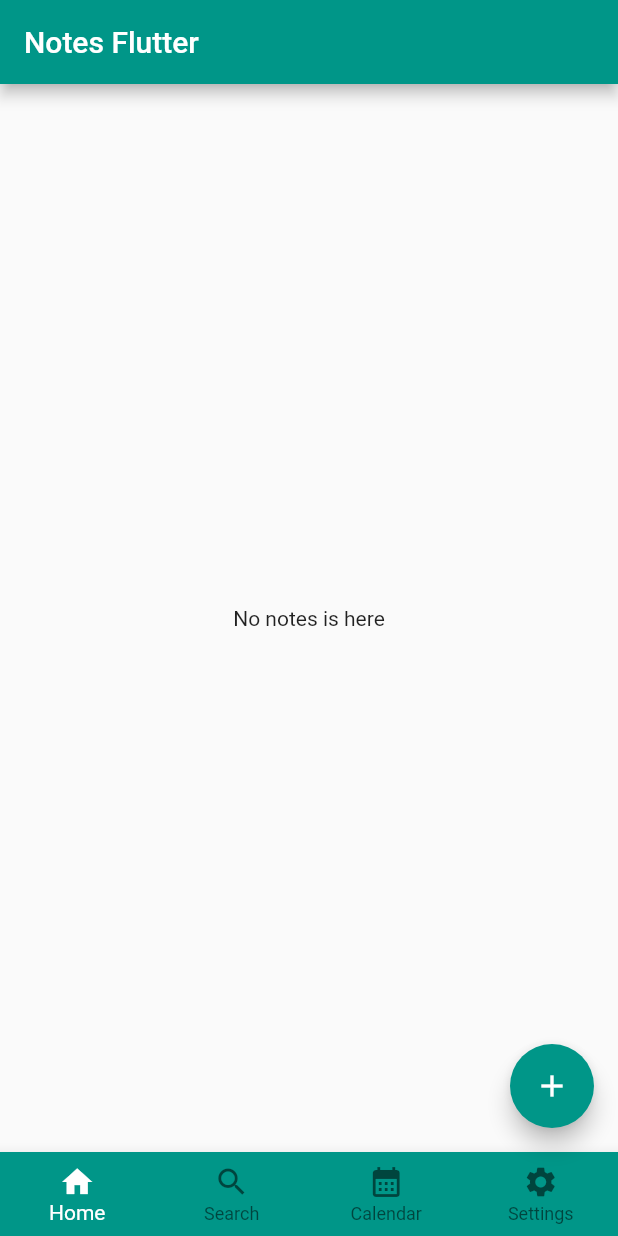
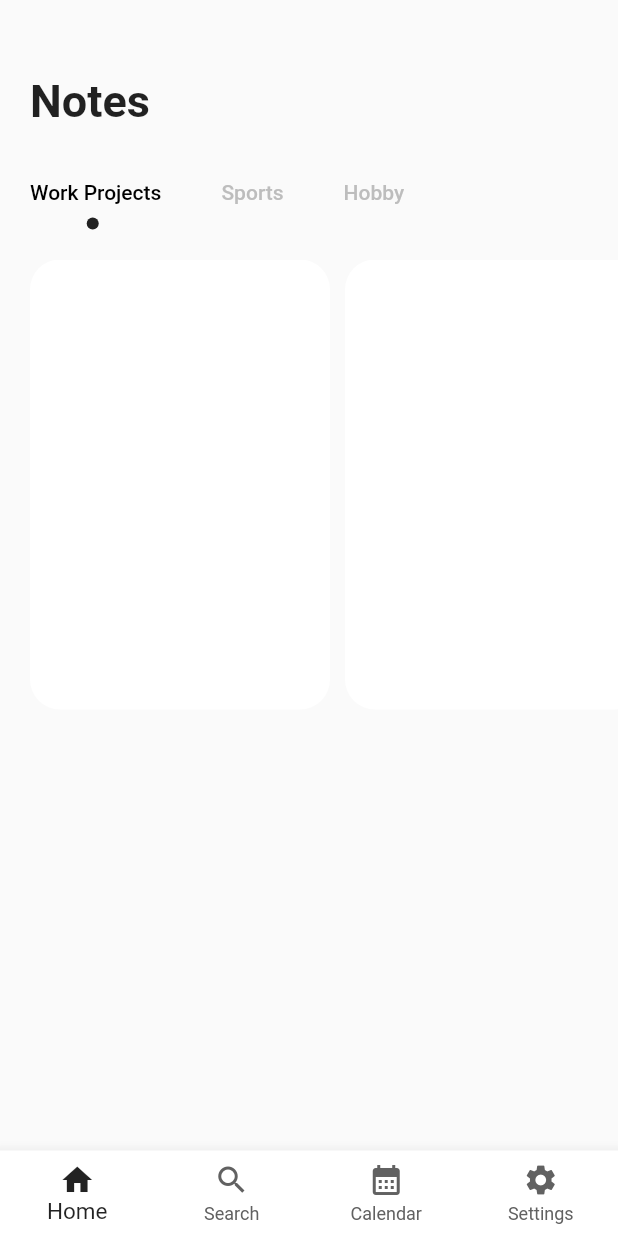
Before and after one commit to OwlDarlyn/flutter-notes, a Flutter app: the screen it shows after launch, on a phone screen of 412 x 824 dp. Run offline on Flutter 3.47's test engine with Material 2 defaults, Android fonts, the phone set to English and light mode, and no system bars.

Commit message:
add TabBar

```diff
--- a/lib/main.dart
+++ b/lib/main.dart
@@ -1,4 +1,5 @@
 import 'package:flutter/material.dart';
+import 'package:flutter_notes/widgets/bottom_nav.dart';
 import 'package:provider/provider.dart';
 
 import '../providers/note_collection.dart';
@@ -19,11 +20,11 @@ class MyApp extends StatelessWidget {
     return MaterialApp(
       title: 'Notes Futter',
       theme: ThemeData(
-        colorScheme: ColorScheme.fromSwatch(primarySwatch: Colors.teal),
-        appBarTheme: AppBarTheme(
-            backgroundColor: Colors.teal, foregroundColor: Colors.white),
+        colorScheme: ColorScheme.fromSwatch().copyWith(primary: Colors.black87),
+        // appBarTheme: AppBarTheme(
+        //     backgroundColor: Colors.teal, foregroundColor: Colors.white),
       ),
-      home: HomeScreen(),
+      home: BottomNavBar(),
     );
   }
 }
--- a/lib/models/note.dart
+++ b/lib/models/note.dart
@@ -20,7 +20,7 @@ class Note {
   }
 
   int get words {
-    if (body.length == 0) {
+    if (body.isEmpty) {
       return 0;
     }
     return body.split(' ').length;
--- a/lib/screens/home_screen.dart
+++ b/lib/screens/home_screen.dart
@@ -1,99 +1,160 @@
 import 'package:flutter/material.dart';
-import 'package:flutter_notes/screens/note_screen.dart';
+
 import 'package:provider/provider.dart';
 import 'package:uuid/uuid.dart';
 
+import '../screens/note_screen.dart';
 import '../models/note.dart';
 import '../providers/note_collection.dart';
+import '../widgets/bottom_nav.dart';
 
-class HomeScreen extends StatelessWidget {
+class HomeScreen extends StatefulWidget {
+  @override
+  State<HomeScreen> createState() => _HomeScreenState();
+}
+
+class _HomeScreenState extends State<HomeScreen> with TickerProviderStateMixin {
   var uuid = new Uuid();
   var collection = NoteCollection();
 
   @override
   Widget build(BuildContext context) {
+    TabController _tabController = TabController(length: 3, vsync: this);
+
     return Scaffold(
-      appBar: AppBar(
-        title: Consumer<NoteCollection>(builder: (context, notes, child) {
-          if (notes.count == 0) {
-            return Text('Notes Flutter');
-          }
-          return Text('Notes (${notes.count})');
-        }),
-      ),
-      body: _buildNotesList(),
-      floatingActionButton: FloatingActionButton(
-        onPressed: () {
-          Note note = Note(
-            id: uuid.v4(),
-          );
-
-          Provider.of<NoteCollection>(context, listen: false).addNote(note);
-
-          Navigator.of(context).push(
-            MaterialPageRoute(
-              builder: (context) => NoteScreen(note: note),
+      body: Column(
+        children: [
+          const SizedBox(height: 30),
+          Container(
+            padding: const EdgeInsets.only(top: 20, left: 20),
+            alignment: Alignment.bottomLeft,
+            child: const Text(
+              'Notes',
+              style: TextStyle(
+                fontSize: 30,
+                fontWeight: FontWeight.bold,
+              ),
             ),
-          );
-
-          // debugPrint(note.id.toString());
-        },
-        child: Icon(Icons.add),
-      ),
-      bottomNavigationBar: BottomNavigationBar(
-        type: BottomNavigationBarType.fixed,
-        backgroundColor: Colors.teal,
-        selectedItemColor: Colors.white,
-        items: const <BottomNavigationBarItem>[
-          BottomNavigationBarItem(icon: Icon(Icons.home), label: 'Home'),
-          BottomNavigationBarItem(icon: Icon(Icons.search), label: 'Search'),
-          BottomNavigationBarItem(
-              icon: Icon(Icons.calendar_month), label: 'Calendar'),
-          BottomNavigationBarItem(
-              icon: Icon(Icons.settings), label: 'Settings'),
+          ),
+          const SizedBox(height: 20),
+          Container(
+            child: Align(
+              alignment: Alignment.centerLeft,
+              child: TabBar(
+                labelPadding: const EdgeInsets.only(left: 20, right: 20),
+                controller: _tabController,
+                labelColor: Colors.black,
+                unselectedLabelColor: Colors.grey[400],
+                isScrollable: true,
+                indicatorSize: TabBarIndicatorSize.label,
+                indicator: CircleTabIdicator(color: Colors.black87, radius: 4),
+                tabs: const [
+                  Tab(text: 'Work Projects'),
+                  Tab(text: 'Sports'),
+                  Tab(text: 'Hobby'),
+                ],
+              ),
+            ),
+          ),
+          const SizedBox(height: 20),
+          Container(
+            padding: const EdgeInsets.only(left: 20),
+            height: 300,
+            width: double.maxFinite,
+            child: TabBarView(
+              controller: _tabController,
+              children: [
+                ListView.builder(
+                  itemCount: 3,
+                  scrollDirection: Axis.horizontal,
+                  itemBuilder: (BuildContext context, int index) {
+                    return Container(
+                      margin: const EdgeInsets.only(right: 10),
+                      height: 300,
+                      width: 200,
+                      decoration: BoxDecoration(
+                        borderRadius: BorderRadius.circular(20),
+                        color: Colors.white,
+                      ),
+                    );
+                  },
+                ),
+                Tab(text: 'You'),
+                Tab(text: 'Bye'),
+              ],
+            ),
+          ),
         ],
-        onTap: (_) {},
       ),
     );
   }
+}
 
-  Widget _buildNotesList() {
-    return Consumer<NoteCollection>(
-      builder: (context, notes, chils) {
-        var allNotes = notes.allNotes;
+class CircleTabIdicator extends Decoration {
+  final Color color;
+  double radius;
 
-        if (allNotes.length == 0) {
-          return Center(
-            child: Text('No notes is here'),
-          );
-        }
+  CircleTabIdicator({required this.color, required this.radius});
 
-        return ListView.builder(
-          itemBuilder: (context, index) {
-            var note = allNotes[index];
-
-            return Dismissible(
-              key: Key(note.id),
-              onDismissed: (direction) {
-                Provider.of<NoteCollection>(context, listen: false)
-                    .deleteNote(note.id);
-              },
-              background: Container(color: Colors.red),
-              child: ListTile(
-                title: Text(note.noteBody),
-                onTap: () {
-                  Navigator.of(context).push(
-                    MaterialPageRoute(
-                      builder: (context) => NoteScreen(note: note),
-                    ),
-                  );
-                },
-              ),
-            );
-          },
-          itemCount: allNotes.length,
-        );
-      },
-    );
+  @override
+  BoxPainter createBoxPainter([VoidCallback? onChanged]) {
+    return _CirclePainter(color: color, radius: radius);
   }
 }
+
+class _CirclePainter extends BoxPainter {
+  final Color color;
+  double radius;
+
+  _CirclePainter({required this.color, required this.radius});
+  @override
+  void paint(Canvas canvas, Offset offset, ImageConfiguration configuration) {
+    Paint _paint = Paint();
+    _paint.color = color;
+    _paint.isAntiAlias = true;
+    final Offset circleOffcet = Offset(
+        configuration.size!.width / 2 - radius / 2,
+        configuration.size!.height - radius);
+
+    canvas.drawCircle(offset + circleOffcet, radius, _paint);
+  }
+}
+
+  // Widget _buildNotesList() {
+  //   return Consumer<NoteCollection>(
+  //     builder: (context, notes, chils) {
+  //       var allNotes = notes.allNotes;
+
+  //       if (allNotes.length == 0) {
+  //         return Center(
+  //           child: Text('No notes is here'),
+  //         );
+  //       }
+  //       return ListView.builder(
+  //         itemBuilder: (context, index) {
+  //           var note = allNotes[index];
+
+  //           return Dismissible(
+  //             key: Key(note.id),
+  //             onDismissed: (direction) {
+  //               Provider.of<NoteCollection>(context, listen: false)
+  //                   .deleteNote(note.id);
+  //             },
+  //             background: Container(color: Colors.red),
+  //             child: ListTile(
+  //               title: Text(note.noteBody),
+  //               onTap: () {
+  //                 Navigator.of(context).push(
+  //                   MaterialPageRoute(
+  //                     builder: (context) => NoteScreen(note: note),
+  //                   ),
+  //                 );
+  //               },
+  //             ),
+  //           );
+  //         },
+  //         itemCount: allNotes.length,
+  //       );
+  //     },
+  //   );
+  // }
--- /dev/null
+++ b/lib/widgets/bottom_nav.dart
@@ -0,0 +1,82 @@
+import 'package:flutter/material.dart';
+
+import '../screens/calendar_screen.dart';
+import '../screens/home_screen.dart';
+import '../screens/search_screen.dart';
+import '../screens/settings_screen.dart';
+
+class BottomNavBar extends StatefulWidget {
+  @override
+  State<BottomNavBar> createState() => _BottomNavBarState();
+}
+
+class _BottomNavBarState extends State<BottomNavBar> {
+  List<Widget> screens = [
+    HomeScreen(),
+    SearchScreen(),
+    CalendarScreen(),
+    SettingsScreen(),
+  ];
+
+  int selectedIndex = 0;
+
+  void onTap(int index) {
+    selectedIndex = index;
+  }
+
+  @override
+  Widget build(BuildContext context) {
+    return Scaffold(
+      body: screens[selectedIndex],
+      bottomNavigationBar: BottomNavigationBar(
+        currentIndex: selectedIndex,
+        type: BottomNavigationBarType.fixed,
+        backgroundColor: Colors.white,
+        selectedItemColor: Colors.black87,
+        selectedFontSize: 15,
+        unselectedItemColor: Colors.grey[700],
+        items: const <BottomNavigationBarItem>[
+          BottomNavigationBarItem(icon: Icon(Icons.home), label: 'Home'),
+          BottomNavigationBarItem(icon: Icon(Icons.search), label: 'Search'),
+          BottomNavigationBarItem(
+              icon: Icon(Icons.calendar_month), label: 'Calendar'),
+          BottomNavigationBarItem(
+              icon: Icon(Icons.settings), label: 'Settings'),
+        ],
+        onTap: onTap,
+      ),
+    );
+  }
+}
+
+// (currentIndex) {
+//           if (currentIndex == 0) {
+//             Navigator.pushReplacement(
+//               context,
+//               MaterialPageRoute(
+//                 builder: (_) => HomeScreen(),
+//               ),
+//             );
+//           } else if (currentIndex == 1) {
+//             Navigator.pushReplacement(
+//               context,
+//               MaterialPageRoute(
+//                 builder: (_) => SearchScreen(),
+//               ),
+//             );
+//           } else if (currentIndex == 2) {
+//             Navigator.pushReplacement(
+//               context,
+//               MaterialPageRoute(
+//                 builder: (_) => CalendarScreen(),
+//               ),
+//             );
+//           } else if (currentIndex == 3) {
+//             Navigator.pushReplacement(
+//               context,
+//               MaterialPageRoute(
+//                 builder: (_) => SettingsScreen(),
+//               ),
+//             );
+//           }
+//         },
```
Also changed, not shown: lib/screens/calendar_screen.dart (+12 -0 lines), lib/screens/search_screen.dart (+13 -0 lines), lib/screens/settings_screen.dart (+12 -0 lines).
